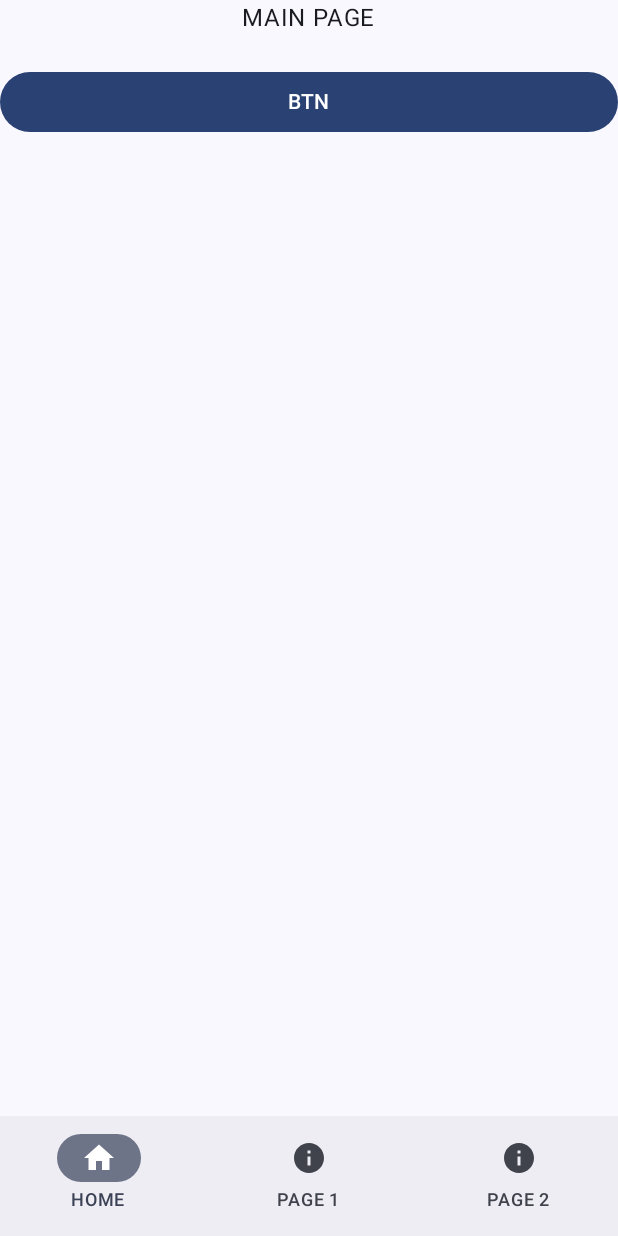
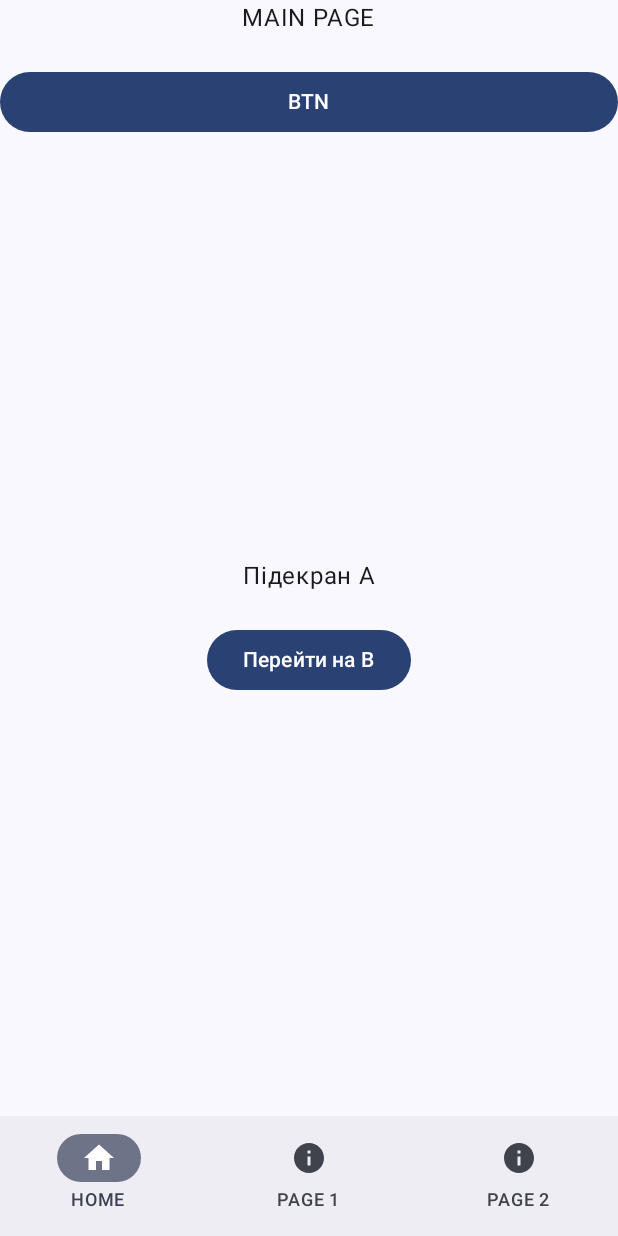
Before and after one commit to diachenko-oleh/Lab1, an Android app built with Jetpack Compose: the screen it shows after launch (MainActivity), on a phone screen of 412 x 824 dp. Run offline under Robolectric (Android 15) with nearby library versions, the phone set to English and light mode, and no system bars; our stand-ins replace navigation suite.

Commit message:
lab2 update

```diff
--- a/app/build.gradle.kts
+++ b/app/build.gradle.kts
@@ -46,6 +46,7 @@ dependencies {
     implementation(libs.androidx.lifecycle.runtime.ktx)
     implementation(libs.androidx.activity.compose)
     implementation("androidx.lifecycle:lifecycle-viewmodel-compose:2.9.4")
+    implementation("androidx.navigation:navigation-compose:2.7.6")
     implementation(platform(libs.androidx.compose.bom))
     implementation(libs.androidx.compose.ui)
     implementation(libs.androidx.compose.ui.graphics)
--- a/app/src/main/java/com/example/lab1/MainActivity.kt
+++ b/app/src/main/java/com/example/lab1/MainActivity.kt
@@ -4,16 +4,11 @@ import android.os.Bundle
 import androidx.activity.ComponentActivity
 import androidx.activity.compose.setContent
 import androidx.activity.enableEdgeToEdge
-import androidx.compose.foundation.layout.Arrangement
-import androidx.compose.foundation.layout.Column
 import androidx.compose.foundation.layout.fillMaxSize
-import androidx.compose.foundation.layout.fillMaxWidth
 import androidx.compose.foundation.layout.padding
-import androidx.compose.foundation.layout.wrapContentSize
 import androidx.compose.material.icons.Icons
 import androidx.compose.material.icons.filled.Home
 import androidx.compose.material.icons.filled.Info
-import androidx.compose.material3.Button
 import androidx.compose.material3.Icon
 import androidx.compose.material3.Scaffold
 import androidx.compose.material3.Text
@@ -21,16 +16,14 @@ import androidx.compose.material3.adaptive.navigationsuite.NavigationSuiteScaffo
 import androidx.compose.runtime.Composable
 import androidx.compose.runtime.getValue
 import androidx.compose.runtime.mutableStateOf
-import androidx.compose.runtime.remember
 import androidx.compose.runtime.saveable.rememberSaveable
 import androidx.compose.runtime.setValue
-import androidx.compose.ui.Alignment
 import androidx.compose.ui.Modifier
 import androidx.compose.ui.graphics.vector.ImageVector
 import androidx.compose.ui.tooling.preview.PreviewScreenSizes
-import androidx.compose.ui.unit.dp
-import androidx.lifecycle.ViewModel
-import androidx.lifecycle.viewmodel.compose.viewModel
+import com.example.lab1.Screens.Home.HomeScreen
+import com.example.lab1.Screens.Page1
+import com.example.lab1.Screens.Page2
 import com.example.lab1.ui.theme.Lab1Theme
 
 
@@ -85,57 +78,3 @@ enum class AppDestinations(
     PAGE1("PAGE 1", Icons.Default.Info),
     PAGE2("PAGE 2", Icons.Default.Info),
 }
-
-
-@Composable
-fun HomeScreen(modifier: Modifier) {
-    val viewModel: MyViewModel = viewModel()
-    Column(
-        modifier = modifier.fillMaxSize(),
-        verticalArrangement = Arrangement.Top
-    ){
-        val str = viewModel.homeText.value
-        Text(
-            text = str,
-            modifier = Modifier.fillMaxWidth().wrapContentSize(Alignment.Center)
-        )
-        Button(
-            modifier = Modifier.padding(top = 20.dp).fillMaxWidth(),
-            onClick = {viewModel.updateHomeText("це основна сторінка")}) { Text("BTN")}
-    }
-}
-
-@Composable
-fun Page1(modifier: Modifier) {
-    Column(
-        modifier =  modifier.fillMaxSize(),
-        verticalArrangement = Arrangement.Center
-    ){
-        var str by rememberSaveable {  mutableStateOf("PAGE 1")}
-        Text(
-            text = str,
-            modifier = Modifier.fillMaxWidth().wrapContentSize(Alignment.Center)
-        )
-        Button(
-            modifier = Modifier.padding(top = 20.dp).fillMaxWidth(),
-            onClick = {str = "це перша сторінка"}) { Text("BTN")}
-    }
-}
-
-
-@Composable
-fun Page2(modifier: Modifier) {
-    Column(
-        modifier =  modifier.fillMaxSize(),
-        verticalArrangement = Arrangement.Bottom
-    ){
-        var str by remember {  mutableStateOf("PAGE 2")}
-        Text(
-            text = str,
-            modifier = Modifier.fillMaxWidth().wrapContentSize(Alignment.Center)
-        )
-        Button(
-            modifier = Modifier.padding(top = 20.dp).fillMaxWidth(),
-            onClick = {str = "це друга сторінка"}) { Text("BTN")}
-    }
-}
--- /dev/null
+++ b/app/src/main/java/com/example/lab1/Screens/Home/HomeScreen.kt
@@ -0,0 +1,57 @@
+package com.example.lab1.Screens.Home
+
+import androidx.compose.foundation.layout.Arrangement
+import androidx.compose.foundation.layout.Column
+import androidx.compose.foundation.layout.fillMaxSize
+import androidx.compose.foundation.layout.fillMaxWidth
+import androidx.compose.foundation.layout.padding
+import androidx.compose.foundation.layout.wrapContentSize
+import androidx.compose.material3.Button
+import androidx.compose.material3.Text
+import androidx.compose.runtime.Composable
+import androidx.compose.ui.Alignment
+import androidx.compose.ui.Modifier
+import androidx.compose.ui.unit.dp
+import androidx.lifecycle.viewmodel.compose.viewModel
+import androidx.navigation.compose.NavHost
+import androidx.navigation.compose.composable
+import androidx.navigation.compose.rememberNavController
+import com.example.lab1.ViewModel.MyViewModel
+
+@Composable
+fun HomeScreen(modifier: Modifier) {
+    val navController = rememberNavController()
+    val viewModel: MyViewModel = viewModel()
+    Column(
+        modifier = modifier.fillMaxSize(),
+        verticalArrangement = Arrangement.Top
+    ) {
+        val str = viewModel.homeText.value
+        Text(
+            text = str,
+            modifier = Modifier.Companion.fillMaxWidth()
+                .wrapContentSize(Alignment.Companion.Center)
+        )
+        Button(
+            modifier = Modifier.Companion.padding(top = 20.dp).fillMaxWidth(),
+            onClick = { viewModel.updateHomeText("це основна сторінка") }) { Text("BTN") }
+        NavHost(
+            navController = navController,
+            startDestination = HomeSubScreen.SubA.route,
+        ) {
+            composable(HomeSubScreen.SubA.route) {
+                SubScreenA(
+                    onNavigateToB = {
+                        navController.navigate(HomeSubScreen.SubB.route)
+                    }
+                )
+            }
+
+            composable(HomeSubScreen.SubB.route) {
+                SubScreenB(
+                    onBack = { navController.navigateUp() }
+                )
+            }
+        }
+    }
+}
--- /dev/null
+++ b/app/src/main/java/com/example/lab1/Screens/Home/HomeSubScreenNavigator.kt
@@ -0,0 +1,6 @@
+package com.example.lab1.Screens.Home
+
+sealed class HomeSubScreen(val route: String) {
+    object SubA : HomeSubScreen("subA")
+    object SubB : HomeSubScreen("subB")
+}
--- /dev/null
+++ b/app/src/main/java/com/example/lab1/Screens/Home/SubScreenA.kt
@@ -0,0 +1,30 @@
+package com.example.lab1.Screens.Home
+
+import androidx.compose.foundation.layout.Arrangement
+import androidx.compose.foundation.layout.Column
+import androidx.compose.foundation.layout.fillMaxSize
+import androidx.compose.foundation.layout.padding
+import androidx.compose.material3.Button
+import androidx.compose.material3.Text
+import androidx.compose.runtime.Composable
+import androidx.compose.ui.Alignment
+import androidx.compose.ui.Modifier
+import androidx.compose.ui.unit.dp
+
+@Composable
+fun SubScreenA(onNavigateToB: () -> Unit) {
+    Column(
+        modifier = Modifier.Companion
+            .fillMaxSize(),
+        verticalArrangement = Arrangement.Center,
+        horizontalAlignment = Alignment.Companion.CenterHorizontally
+    ) {
+        Text("Підекран A")
+        Button(
+            onClick = onNavigateToB,
+            modifier = Modifier.Companion.padding(top = 20.dp)
+        ) {
+            Text("Перейти на B")
+        }
+    }
+}
--- a/app/src/main/java/com/example/lab1/MyViewModel.kt
+++ b/app/src/main/java/com/example/lab1/ViewModel/MyViewModel.kt
@@ -1,7 +1,9 @@
-package com.example.lab1
+package com.example.lab1.ViewModel
 
 import androidx.compose.runtime.State
 import androidx.compose.runtime.mutableStateOf
+import androidx.lifecycle.LiveData
+import androidx.lifecycle.MutableLiveData
 import androidx.lifecycle.ViewModel
 
 class MyViewModel : ViewModel() {
```
Also changed, not shown: app/src/main/java/com/example/lab1/Screens/Home/SubScreenB.kt (added, +50 -0 lines), app/src/main/java/com/example/lab1/Screens/Page1.kt (added, +35 -0 lines), app/src/main/java/com/example/lab1/Screens/Page2.kt (added, +35 -0 lines).
